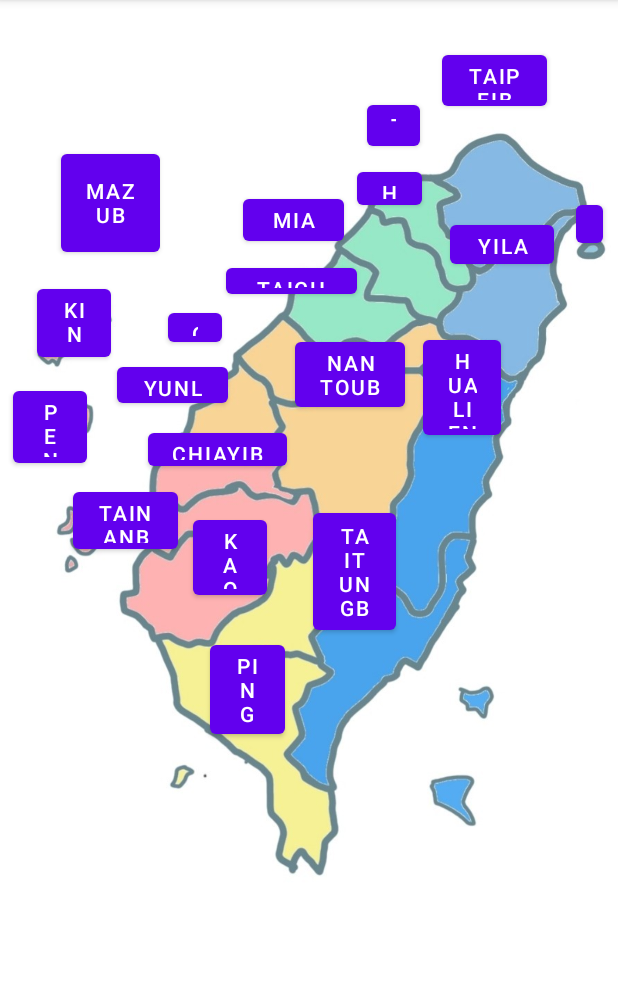
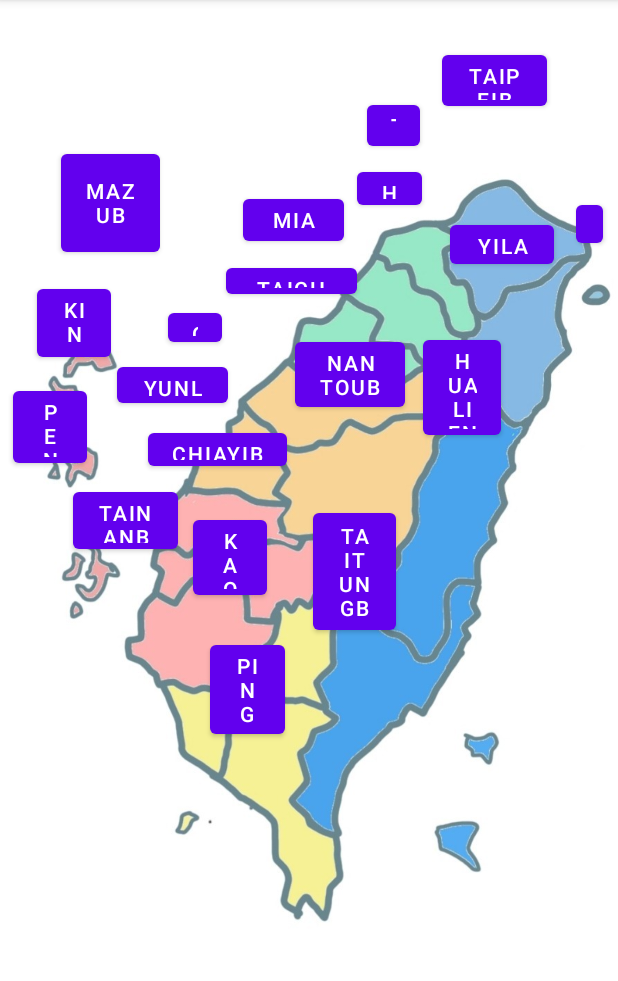
Before and after one commit to s1081702/Files, an Android app: the screen it shows after launch (MainActivity), on a phone screen of 412 x 824 dp, the part 84-1065 px from its top. Run offline under Robolectric (Android 15) with nearby library versions, the phone set to English and light mode, and no system bars; libraries missing offline, so code that uses them is left out: tw.edu.pu.

```diff
--- a/app/src/main/java/tw/edu/pu/s1081702/files/MainActivity.kt
+++ b/app/src/main/java/tw/edu/pu/s1081702/files/MainActivity.kt
@@ -1,3 +1,4 @@
+
 package tw.edu.pu.s1081702.files
 
 import android.content.Intent
@@ -13,7 +14,7 @@ class MainActivity : AppCompatActivity(){
         setContentView(R.layout.activity_main)
 
         TaichungB.setOnClickListener(object :View.OnClickListener{
-            override fun onClick(p0: View?) {
+            override fun onClick(p0:View?){
                 intent = Intent(this@MainActivity, StoryActivity::class.java)
                 startActivity(intent)
             }
--- a/app/src/main/res/layout/activity_main.xml
+++ b/app/src/main/res/layout/activity_main.xml
@@ -10,8 +10,8 @@
         android:id="@+id/mapdraw"
         android:layout_width="wrap_content"
         android:layout_height="wrap_content"
-        android:layout_x="-4dp"
-        android:layout_y="-31dp"
+        android:layout_x="-1dp"
+        android:layout_y="0dp"
         app:srcCompat="@drawable/map_draw" />
 
     <Button
```
Also changed, not shown: app/src/main/java/tw/edu/pu/s1081702/files/StoryActivity.kt (+29 -6 lines), app/src/main/res/layout/activity_story.xml (+13 -0 lines).
